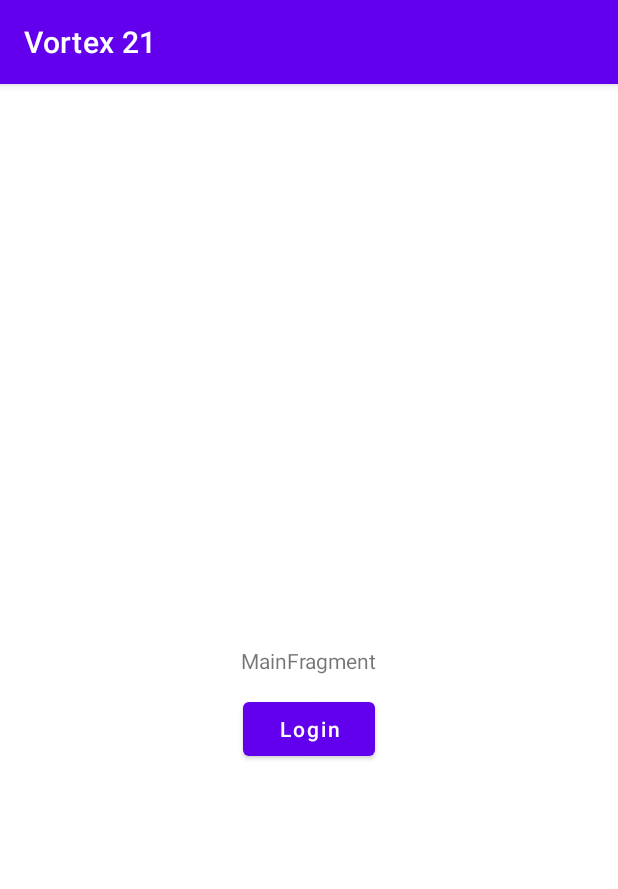
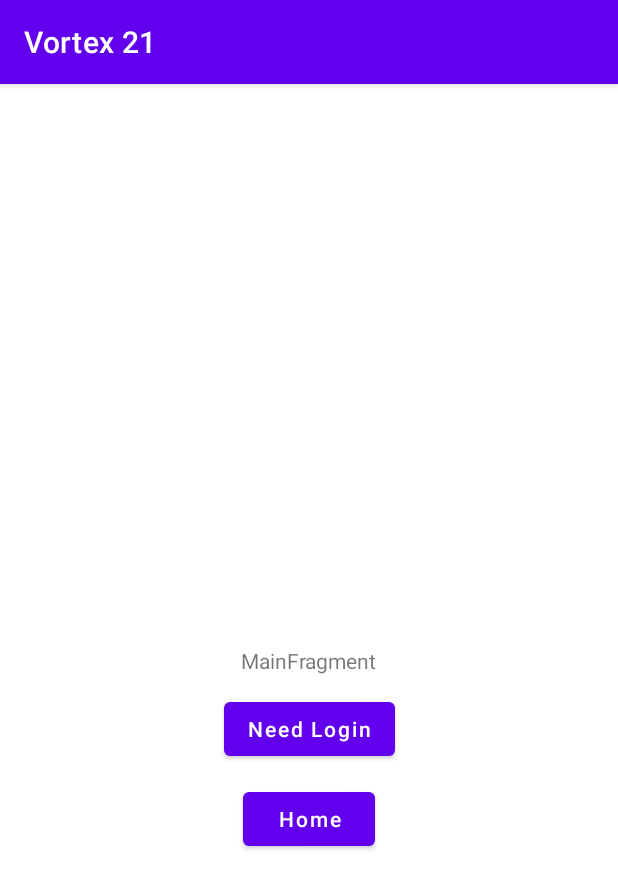
Before and after one commit to csea-vortex/android-vortex-21, an Android app: the screen it shows after launch (MainActivity), on a phone screen of 412 x 824 dp. Shown: the top 889 px of the screen. Run offline under Robolectric (Android 15) with nearby library versions, the phone set to English and light mode, and no system bars.

Commit message:
feat(anim): Trasition while changing fragments

```diff
--- /dev/null
+++ b/app/src/main/java/edu/nitt/vortex/fragments/HomeFragment.kt
@@ -0,0 +1,32 @@
+package edu.nitt.vortex.fragments
+
+import android.os.Bundle
+import android.view.LayoutInflater
+import android.view.View
+import android.view.ViewGroup
+import androidx.fragment.app.Fragment
+import androidx.navigation.fragment.findNavController
+import edu.nitt.vortex.databinding.FragmentHomeBinding
+import edu.nitt.vortex.helpers.viewLifecycle
+
+
+class HomeFragment : Fragment() {
+
+    private var binding by viewLifecycle<FragmentHomeBinding>()
+
+    override fun onCreateView(
+        inflater: LayoutInflater, container: ViewGroup?,
+        savedInstanceState: Bundle?
+    ): View {
+        binding = FragmentHomeBinding.inflate(inflater, container, false)
+        return binding.root
+    }
+
+    override fun onViewCreated(view: View, savedInstanceState: Bundle?) {
+        super.onViewCreated(view, savedInstanceState)
+
+        // ToDo: If logged in then go to home page else Login activity
+
+    }
+
+}
--- a/app/src/main/java/edu/nitt/vortex/fragments/LoginFragment.kt
+++ b/app/src/main/java/edu/nitt/vortex/fragments/LoginFragment.kt
@@ -67,7 +67,6 @@ class LoginFragment : Fragment() {
         }
 
         binding.buttonRegister.setOnClickListener {
-            // ToDo: Add fragment change transition/animation
             findNavController().navigate(LoginFragmentDirections.actionFragmentLoginToFragmentRegister())
         }
     }
--- a/app/src/main/java/edu/nitt/vortex/fragments/MainFragment.kt
+++ b/app/src/main/java/edu/nitt/vortex/fragments/MainFragment.kt
@@ -10,7 +10,6 @@ import edu.nitt.vortex.databinding.FragmentMainBinding
 import edu.nitt.vortex.helpers.viewLifecycle
 
 class MainFragment : Fragment() {
-
     private var binding by viewLifecycle<FragmentMainBinding>()
 
     override fun onCreateView(
@@ -24,12 +23,17 @@ class MainFragment : Fragment() {
     override fun onViewCreated(view: View, savedInstanceState: Bundle?) {
         super.onViewCreated(view, savedInstanceState)
 
-        // ToDo: If logged in then go to home page else Login activity
+        // ToDo: If logged in then go to HomeFragment else LoginFragment
+        // This Fragment acts a bridge to home or login
+        // We land on this fragment from the Splash Activity
 
         // Dummy buttons
-        binding.buttonLogin.setOnClickListener {
+        binding.buttonLogout.setOnClickListener {
             findNavController().navigate(MainFragmentDirections.actionFragmentMainToFragmentLogin())
         }
+
+        binding.buttonHome.setOnClickListener {
+            findNavController().navigate(MainFragmentDirections.actionFragmentMainToFragmentHome())
+        }
     }
-
 }
--- /dev/null
+++ b/app/src/main/res/anim/slide_in_left.xml
@@ -0,0 +1,11 @@
+<?xml version="1.0" encoding="utf-8"?>
+<set xmlns:android="http://schemas.android.com/apk/res/android">
+    <translate
+        android:duration="@android:integer/config_mediumAnimTime"
+        android:fromXDelta="-50%p"
+        android:toXDelta="0" />
+    <alpha
+        android:duration="@android:integer/config_mediumAnimTime"
+        android:fromAlpha="0.0"
+        android:toAlpha="1.0" />
+</set>
--- /dev/null
+++ b/app/src/main/res/anim/slide_in_right.xml
@@ -0,0 +1,11 @@
+<?xml version="1.0" encoding="utf-8"?>
+<set xmlns:android="http://schemas.android.com/apk/res/android">
+    <translate
+        android:duration="@android:integer/config_mediumAnimTime"
+        android:fromXDelta="50%p"
+        android:toXDelta="0" />
+    <alpha
+        android:duration="@android:integer/config_mediumAnimTime"
+        android:fromAlpha="0.0"
+        android:toAlpha="1.0" />
+</set>
--- /dev/null
+++ b/app/src/main/res/anim/slide_out_left.xml
@@ -0,0 +1,11 @@
+<?xml version="1.0" encoding="utf-8"?>
+<set xmlns:android="http://schemas.android.com/apk/res/android">
+    <translate
+        android:duration="@android:integer/config_mediumAnimTime"
+        android:fromXDelta="0"
+        android:toXDelta="-50%p" />
+    <alpha
+        android:duration="@android:integer/config_mediumAnimTime"
+        android:fromAlpha="1.0"
+        android:toAlpha="0.0" />
+</set>
--- /dev/null
+++ b/app/src/main/res/anim/slide_out_right.xml
@@ -0,0 +1,11 @@
+<?xml version="1.0" encoding="utf-8"?>
+<set xmlns:android="http://schemas.android.com/apk/res/android">
+    <translate
+        android:duration="@android:integer/config_mediumAnimTime"
+        android:fromXDelta="0"
+        android:toXDelta="50%p" />
+    <alpha
+        android:duration="@android:integer/config_mediumAnimTime"
+        android:fromAlpha="1.0"
+        android:toAlpha="0.0" />
+</set>
--- /dev/null
+++ b/app/src/main/res/layout/fragment_home.xml
@@ -0,0 +1,27 @@
+<?xml version="1.0" encoding="utf-8"?>
+<androidx.constraintlayout.widget.ConstraintLayout xmlns:android="http://schemas.android.com/apk/res/android"
+    xmlns:app="http://schemas.android.com/apk/res-auto"
+    xmlns:tools="http://schemas.android.com/tools"
+    android:id="@+id/root"
+    android:layout_width="match_parent"
+    android:layout_height="match_parent"
+    tools:context=".fragments.HomeFragment">
+
+    <androidx.constraintlayout.widget.Guideline
+        android:id="@+id/verticalCenterGuideline"
+        android:layout_width="1dp"
+        android:layout_height="wrap_content"
+        android:orientation="vertical"
+        app:layout_constraintGuide_percent="0.5" />
+
+    <TextView
+        android:id="@+id/message"
+        android:layout_width="wrap_content"
+        android:layout_height="wrap_content"
+        android:text="HomeFragment"
+        app:layout_constraintBottom_toBottomOf="parent"
+        app:layout_constraintEnd_toEndOf="parent"
+        app:layout_constraintStart_toStartOf="parent"
+        app:layout_constraintTop_toTopOf="parent" />
+
+</androidx.constraintlayout.widget.ConstraintLayout>
--- a/app/src/main/res/layout/fragment_main.xml
+++ b/app/src/main/res/layout/fragment_main.xml
@@ -26,14 +26,25 @@
         app:layout_constraintTop_toTopOf="parent" />
 
     <com.google.android.material.button.MaterialButton
-        android:id="@+id/buttonLogin"
+        android:id="@+id/buttonLogout"
         android:layout_width="wrap_content"
         android:layout_height="wrap_content"
         android:layout_margin="12dp"
-        android:text="Login"
+        android:text="@string/need_login"
         android:textAllCaps="false"
         app:layout_constraintEnd_toStartOf="@id/verticalCenterGuideline"
         app:layout_constraintStart_toEndOf="@id/verticalCenterGuideline"
         app:layout_constraintTop_toBottomOf="@id/message" />
 
+    <com.google.android.material.button.MaterialButton
+        android:id="@+id/buttonHome"
+        android:layout_width="wrap_content"
+        android:layout_height="wrap_content"
+        android:layout_margin="12dp"
+        android:text="@string/home"
+        android:textAllCaps="false"
+        app:layout_constraintEnd_toStartOf="@id/verticalCenterGuideline"
+        app:layout_constraintStart_toEndOf="@id/verticalCenterGuideline"
+        app:layout_constraintTop_toBottomOf="@id/buttonLogout" />
+
 </androidx.constraintlayout.widget.ConstraintLayout>
--- a/app/src/main/res/navigation/main_nav_graph.xml
+++ b/app/src/main/res/navigation/main_nav_graph.xml
@@ -19,7 +19,11 @@
 
         <action
             android:id="@+id/action_fragmentLogin_to_fragmentRegister"
-            app:destination="@id/fragmentRegister" />
+            app:destination="@id/fragmentRegister"
+            app:enterAnim="@anim/slide_in_right"
+            app:exitAnim="@anim/slide_out_left"
+            app:popEnterAnim="@anim/slide_in_left"
+            app:popExitAnim="@anim/slide_out_right" />
     </fragment>
 
     <fragment
@@ -41,10 +45,33 @@
         android:label="fragment_main"
         tools:layout="@layout/fragment_main">
         <action
+            android:id="@+id/action_fragmentMain_to_fragmentHome"
+            app:destination="@id/fragmentHome"
+            app:exitAnim="@android:anim/fade_out"
+            app:launchSingleTop="true"
+            app:popUpTo="@id/fragmentMain"
+            app:popUpToInclusive="true" />
+        <action
             android:id="@+id/action_fragmentMain_to_fragmentLogin"
             app:destination="@id/fragmentLogin"
+            app:exitAnim="@android:anim/fade_out"
             app:launchSingleTop="true"
             app:popUpTo="@id/fragmentMain"
             app:popUpToInclusive="true" />
     </fragment>
+
+    <fragment
+        android:id="@+id/fragmentHome"
+        android:name="edu.nitt.vortex.fragments.HomeFragment"
+        android:label="fragment_home"
+        tools:layout="@layout/fragment_home">
+        <action
+            android:id="@+id/action_fragmentHome_to_fragmentLogin"
+            app:destination="@id/fragmentLogin"
+            app:exitAnim="@android:anim/fade_out"
+            app:launchSingleTop="true"
+            app:popUpTo="@id/fragmentHome"
+            app:popUpToInclusive="true" />
+    </fragment>
+
 </navigation>
--- a/app/src/main/res/values/strings.xml
+++ b/app/src/main/res/values/strings.xml
@@ -22,5 +22,8 @@
 
     <string name="department">Department</string>
     <string name="login">Login</string>
+    <string name="need_login">Need Login</string>
+    <string name="logout">Logout</string>
+    <string name="home">Home</string>
     <string name="register_account">Register\nAccount</string>
 </resources>
```
